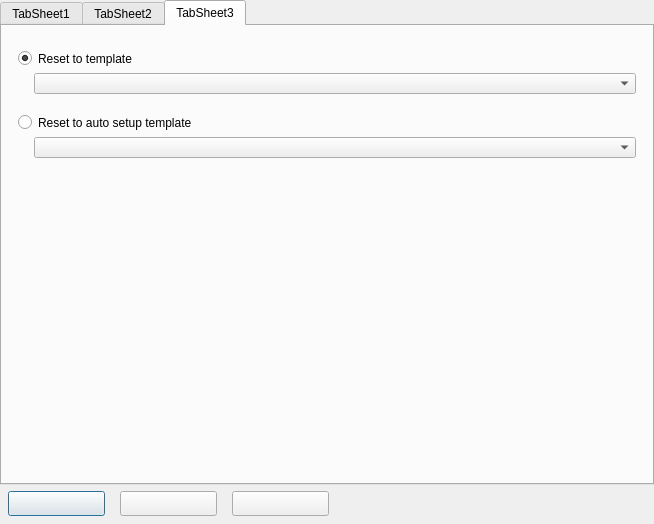
The window that src/forms/ResetProfilesFormUnit.ui (Eldricos/D-Fend-Reborn) describes before a commit, drawn with Qt 5.
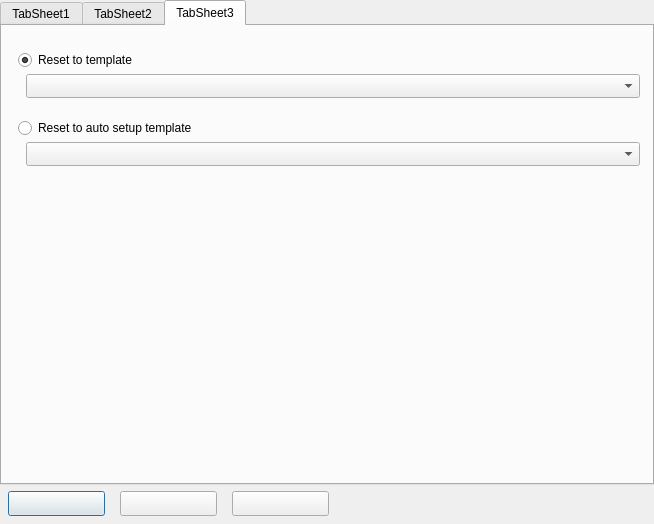
The same window after the commit. The open tabs and pages were chosen to show the change.

Commit message: Remaining dialogs: Qt layouts instead of fixed pixel positions

```diff
--- a/src/forms/ResetProfilesFormUnit.ui
+++ b/src/forms/ResetProfilesFormUnit.ui
@@ -105,29 +105,85 @@
         <attribute name="title"><string>TabSheet3</string></attribute>
         <property name="vclDesignWidth" stdset="0"><number>646</number></property>
         <property name="vclDesignHeight" stdset="0"><number>457</number></property>
+        <layout class="QVBoxLayout" name="TabSheet3_Layout" stretch="0,0,0,1">
+          <property name="leftMargin"><number>16</number></property>
+          <property name="topMargin"><number>24</number></property>
+          <property name="rightMargin"><number>12</number></property>
+          <property name="bottomMargin"><number>8</number></property>
+          <property name="spacing"><number>0</number></property>
+          <item>
+            <layout class="QGridLayout" name="TabSheet3_Section1" columnstretch="0,0,1">
+              <property name="leftMargin"><number>0</number></property>
+              <property name="topMargin"><number>0</number></property>
+              <property name="rightMargin"><number>0</number></property>
+              <property name="bottomMargin"><number>0</number></property>
+              <property name="horizontalSpacing"><number>8</number></property>
+              <property name="verticalSpacing"><number>4</number></property>
+              <item row="0" column="0" colspan="3">
         <widget class="QRadioButton" name="RadioButtonTemplate">
-          <property name="geometry"><rect><x>16</x><y>24</y><width>618</width><height>17</height></rect></property>
-          <property name="vclAnchors" stdset="0"><string notr="true">akLeft,akTop,akRight</string></property>
           <property name="text"><string>Reset to template</string></property>
           <property name="checked"><bool>true</bool></property>
         </widget>
+              </item>
+              <item row="1" column="1" colspan="2">
         <widget class="QComboBox" name="ComboBoxTemplate">
-          <property name="geometry"><rect><x>32</x><y>47</y><width>602</width><height>21</height></rect></property>
-          <property name="vclAnchors" stdset="0"><string notr="true">akLeft,akTop,akRight</string></property>
           <property name="editable"><bool>false</bool></property>
           <property name="maxVisibleItems"><number>8</number></property>
-        </widget>
+                  <property name="sizeAdjustPolicy"><enum>QComboBox::AdjustToMinimumContentsLengthWithIcon</enum></property>
+                  <property name="minimumContentsLength"><number>10</number></property>
+                </widget>
+              </item>
+              <item row="0" column="2">
+                <spacer name="TabSheet3_Section1_HFill">
+                  <property name="orientation"><enum>Qt::Horizontal</enum></property>
+                  <property name="sizeHint" stdset="0"><size><width>0</width><height>0</height></size></property>
+                </spacer>
+              </item>
+            </layout>
+          </item>
+          <item>
+            <spacer name="TabSheet3_Gap1">
+              <property name="orientation"><enum>Qt::Vertical</enum></property>
+              <property name="sizeType"><enum>QSizePolicy::Fixed</enum></property>
+              <property name="sizeHint" stdset="0"><size><width>0</width><height>20</height></size></property>
+            </spacer>
+          </item>
+          <item>
+            <layout class="QGridLayout" name="TabSheet3_Section2" columnstretch="0,0,1">
+              <property name="leftMargin"><number>0</number></property>
+              <property name="topMargin"><number>0</number></property>
+              <property name="rightMargin"><number>0</number></property>
+              <property name="bottomMargin"><number>0</number></property>
+              <property name="horizontalSpacing"><number>8</number></property>
+              <property name="verticalSpacing"><number>4</number></property>
+              <item row="0" column="0" colspan="3">
         <widget class="QRadioButton" name="RadioButtonAutoSetup">
-          <property name="geometry"><rect><x>16</x><y>88</y><width>618</width><height>17</height></rect></property>
-          <property name="vclAnchors" stdset="0"><string notr="true">akLeft,akTop,akRight</string></property>
           <property name="text"><string>Reset to auto setup template</string></property>
         </widget>
+              </item>
+              <item row="1" column="1" colspan="2">
         <widget class="QComboBox" name="ComboBoxAutoSetup">
-          <property name="geometry"><rect><x>32</x><y>111</y><width>602</width><height>21</height></rect></property>
-          <property name="vclAnchors" stdset="0"><string notr="true">akLeft,akTop,akRight</string></property>
           <property name="editable"><bool>false</bool></property>
           <property name="maxVisibleItems"><number>8</number></property>
-        </widget>
+                  <property name="sizeAdjustPolicy"><enum>QComboBox::AdjustToMinimumContentsLengthWithIcon</enum></property>
+                  <property name="minimumContentsLength"><number>10</number></property>
+                </widget>
+              </item>
+              <item row="0" column="2">
+                <spacer name="TabSheet3_Section2_HFill">
+                  <property name="orientation"><enum>Qt::Horizontal</enum></property>
+                  <property name="sizeHint" stdset="0"><size><width>0</width><height>0</height></size></property>
+                </spacer>
+              </item>
+            </layout>
+          </item>
+          <item>
+            <spacer name="TabSheet3_VFill">
+              <property name="orientation"><enum>Qt::Vertical</enum></property>
+              <property name="sizeHint" stdset="0"><size><width>0</width><height>0</height></size></property>
+            </spacer>
+          </item>
+        </layout>
       </widget>
     </widget>
     <widget class="QPushButton" name="OKButton">
```
Left out of the diff: 103 changed lines with no effect on the pictures. Lines whose indentation alone changed are shown as unchanged. The commit also changes 102 other files.
